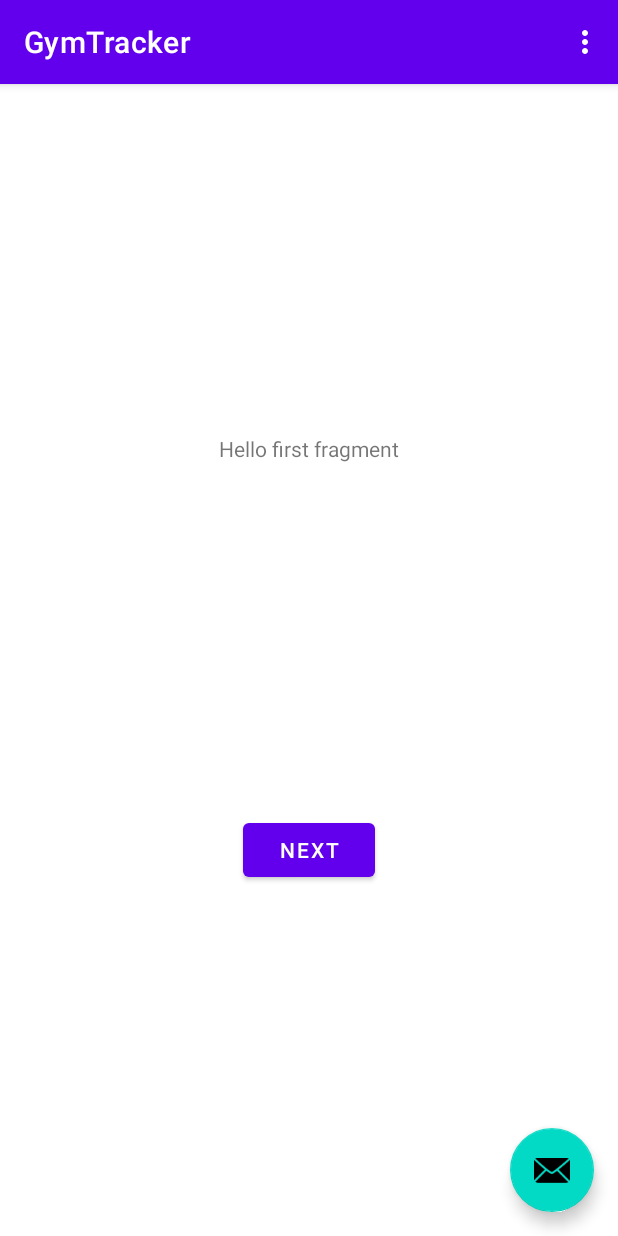
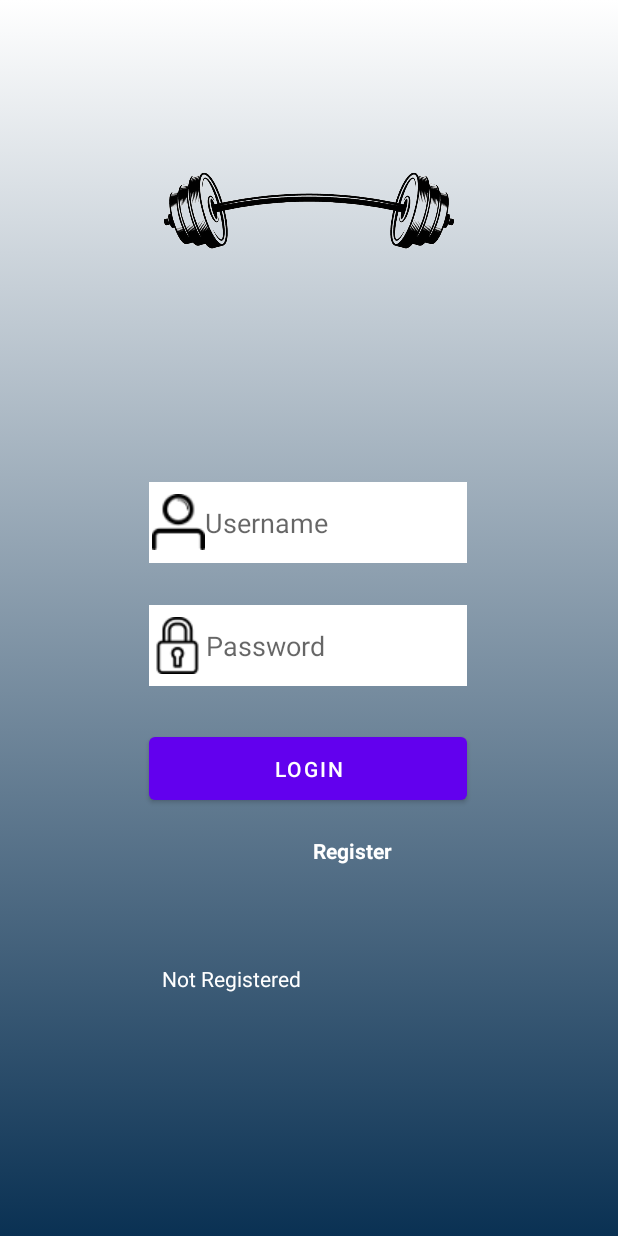
Before and after one commit to marcinRuta/gym-progress-mobile-app, an Android app: the screen it shows after launch (MainActivity before the commit, LoginActivity after it), on a phone screen of 412 x 824 dp. Run offline under Robolectric (Android 15) with nearby library versions, the phone set to English and light mode, and no system bars.

Commit message:
Made some changes, and created simple layout for application

```diff
--- a/MobileApp/app/build.gradle
+++ b/MobileApp/app/build.gradle
@@ -35,6 +35,10 @@ dependencies {
     implementation 'androidx.constraintlayout:constraintlayout:2.0.4'
     implementation 'androidx.navigation:navigation-fragment:2.3.3'
     implementation 'androidx.navigation:navigation-ui:2.3.3'
+    implementation 'com.google.code.gson:gson:2.8.7'
+    implementation 'com.squareup.retrofit2:retrofit:2.9.0'
+    implementation 'com.squareup.retrofit2:converter-gson:2.9.0'
+    implementation 'com.squareup.okhttp3:logging-interceptor:4.9.1'
     testImplementation 'junit:junit:4.+'
     androidTestImplementation 'androidx.test.ext:junit:1.1.2'
     androidTestImplementation 'androidx.test.espresso:espresso-core:3.3.0'
--- /dev/null
+++ b/MobileApp/app/src/main/java/com/example/gymtracker/APIClient.java
@@ -0,0 +1,38 @@
+package com.example.gymtracker;
+import com.google.gson.Gson;
+import com.google.gson.GsonBuilder;
+
+import okhttp3.OkHttpClient;
+
+import okhttp3.logging.HttpLoggingInterceptor;
+import retrofit2.Retrofit;
+import okhttp3.OkHttpClient;
+
+import retrofit2.converter.gson.GsonConverterFactory;
+
+public class APIClient {
+    private static Retrofit retrofit = null;
+    private static final String urlAddress= "https://accessmanager.azurewebsites.net";
+    static Retrofit getClient() {
+
+        Gson gson = new GsonBuilder()
+                .setLenient()
+                .create();
+        HttpLoggingInterceptor interceptor = new HttpLoggingInterceptor();
+        interceptor.setLevel(HttpLoggingInterceptor.Level.BODY);
+        OkHttpClient client = new OkHttpClient.Builder()
+                .addInterceptor(interceptor)
+                .build();
+
+        retrofit = new Retrofit.Builder()
+                .baseUrl(urlAddress)
+                .addConverterFactory(GsonConverterFactory.create(gson))
+                .client(client)
+                .build();
+
+
+
+        return retrofit;
+    }
+
+}
--- /dev/null
+++ b/MobileApp/app/src/main/java/com/example/gymtracker/APIInterface.java
@@ -0,0 +1,4 @@
+package com.example.gymtracker;
+
+public interface APIInterface {
+}
--- /dev/null
+++ b/MobileApp/app/src/main/java/com/example/gymtracker/LoginActivity.java
@@ -0,0 +1,118 @@
+package com.example.gymtracker;
+
+import android.content.Intent;
+import android.os.Bundle;
+import android.util.Log;
+import android.view.View;
+import android.widget.Button;
+import android.widget.EditText;
+import android.widget.TextView;
+import android.widget.Toast;
+import retrofit2.Call;
+import retrofit2.Callback;
+import retrofit2.Response;
+import androidx.appcompat.app.AppCompatActivity;
+
+
+
+public class LoginActivity extends AppCompatActivity {
+    EditText mTextUsername;
+    EditText mTextPassword;
+    Button mButtonLogin;
+    TextView mTextViewRegister;
+    String Tag ="loginActivity";
+    APIInterface apiInterface;
+
+
+    @Override
+    protected void onCreate(Bundle savedInstanceState) {
+        super.onCreate(savedInstanceState);
+        setContentView(R.layout.activity_login);
+        apiInterface = APIClient.getClient().create(APIInterface.class);
+        mTextUsername = (EditText)findViewById(R.id.edittext_username);
+        mTextPassword = (EditText)findViewById(R.id.edittext_password);
+        mButtonLogin = (Button)findViewById(R.id.button_login);
+        mButtonLogin.setOnClickListener(new View.OnClickListener() {
+            @Override
+            public void onClick(View v) {
+
+                String username = mTextUsername.getText().toString();
+                String password = mTextPassword.getText().toString();
+                //if(validateLogin(username, password)){
+
+                    /*doLogin(username, password);*/
+               // }
+
+
+
+                Intent homeIntent = new Intent (LoginActivity.this, MainActivity.class);
+                startActivity(homeIntent);
+
+
+            }
+        });
+        mTextViewRegister = (TextView)findViewById(R.id.textview_register);
+        mTextViewRegister.setOnClickListener (new View.OnClickListener() {
+            @Override
+            public void onClick(View view) {
+                Intent registerIntent = new Intent (LoginActivity.this, RegisterActivity.class);
+                startActivity(registerIntent);
+            }
+        });
+    }
+
+    private boolean validateLogin(String username, String password){
+        if(username == null || username.trim().length() == 0){
+            Toast.makeText(this, "Username is required", Toast.LENGTH_SHORT).show();
+
+            return false;
+
+        }
+        if(password == null || password.trim().length() == 0){
+            Toast.makeText(this, "Password is required", Toast.LENGTH_SHORT).show();
+
+            return false;
+        }
+
+        return true;
+    }
+
+    /*private void doLogin(final String username,final String password){
+        LogData log=new LogData(mEncryptor.encrypt(username),mEncryptor.encrypt(password));
+
+        Call call = apiInterface.logUser(log);
+
+        call.enqueue(new Callback() {
+            @Override
+            public void onResponse(Call call, Response response) {
+                Log.d(Tag,"zalogowano api");
+                if(response.isSuccessful()){
+                    LogResponse resObj = (LogResponse) response.body();
+                    Log.d(Tag,"zalogowano api");
+
+                    if(resObj.getResp().equals("Nie ma takiego użytownika!")){
+
+                        Toast.makeText(LoginActivity.this, "The username or password is incorrect", Toast.LENGTH_SHORT).show();
+
+                    } else {
+                        Log.d(Tag,"zalogowano api");
+                        Intent intent = new Intent(LoginActivity.this, HomeActivity.class);
+                        intent.putExtra("ID", resObj.getResp());
+                        intent.putExtra("username",log.Nazwa);
+                        intent.putExtra("password",log.Haslo);
+                        startActivity(intent);
+
+                    }
+                } else {
+                    Toast.makeText(LoginActivity.this, "Error! Please try again!", Toast.LENGTH_SHORT).show();
+                    Log.d(Tag,"zalogowano api");
+                }
+            }
+
+            @Override
+            public void onFailure(Call call, Throwable t) {
+                Toast.makeText(LoginActivity.this, t.getMessage(), Toast.LENGTH_SHORT).show();
+            }
+        });
+    }*/
+}
--- /dev/null
+++ b/MobileApp/app/src/main/res/drawable/gradient.xml
@@ -0,0 +1,9 @@
+<?xml version="1.0" encoding="utf-8"?>
+<selector xmlns:android="http://schemas.android.com/apk/res/android">
+    <item>
+        <shape android:shape="rectangle">
+            <gradient android:startColor="#FFFFFF"
+                android:endColor="#0A3153" android:angle="270"/>
+        </shape>
+    </item>
+</selector>
--- /dev/null
+++ b/MobileApp/app/src/main/res/layout/activity_login.xml
@@ -0,0 +1,95 @@
+<?xml version="1.0" encoding="utf-8"?>
+<androidx.constraintlayout.widget.ConstraintLayout xmlns:android="http://schemas.android.com/apk/res/android"
+    xmlns:app="http://schemas.android.com/apk/res-auto"
+    xmlns:tools="http://schemas.android.com/tools"
+    android:id="@+id/linearLayout"
+    android:layout_width="match_parent"
+    android:layout_height="match_parent"
+    android:background="@drawable/gradient"
+    android:gravity="center_horizontal"
+    android:orientation="vertical"
+    tools:context=".LoginActivity">
+
+
+    <ImageView
+        android:id="@+id/imageView"
+        android:layout_width="193dp"
+        android:layout_height="193dp"
+        android:layout_marginTop="48dp"
+        app:layout_constraintEnd_toEndOf="parent"
+        app:layout_constraintStart_toStartOf="parent"
+        app:layout_constraintTop_toTopOf="parent"
+        app:srcCompat="@drawable/logo" />
+
+    <EditText
+        android:id="@+id/edittext_username"
+        android:layout_width="212dp"
+        android:layout_height="54dp"
+        android:layout_marginTop="80dp"
+        android:background="#ffffff"
+        android:drawableLeft="@drawable/username"
+        android:hint="@string/username"
+        android:paddingLeft="2dp"
+        app:layout_constraintEnd_toEndOf="parent"
+        app:layout_constraintHorizontal_bias="0.497"
+        app:layout_constraintStart_toStartOf="parent"
+        app:layout_constraintTop_toBottomOf="@+id/imageView"
+        android:autofillHints="" />
+
+    <EditText
+        android:id="@+id/edittext_password"
+        android:layout_width="212dp"
+        android:layout_height="54dp"
+        android:layout_marginTop="28dp"
+        android:background="#ffffff"
+        android:drawableLeft="@drawable/password"
+        android:hint="@string/password"
+        android:inputType="textPassword"
+        app:layout_constraintEnd_toEndOf="parent"
+        app:layout_constraintHorizontal_bias="0.497"
+        app:layout_constraintStart_toStartOf="parent"
+        app:layout_constraintTop_toBottomOf="@+id/edittext_username" />
+
+    <Button
+        android:id="@+id/button_login"
+        android:layout_width="212dp"
+        android:layout_height="54dp"
+        android:layout_marginTop="28dp"
+        android:text="@string/login"
+        app:layout_constraintEnd_toEndOf="parent"
+        app:layout_constraintHorizontal_bias="0.497"
+        app:layout_constraintStart_toStartOf="parent"
+        app:layout_constraintTop_toBottomOf="@+id/edittext_password" />
+
+    <TextView
+
+        android:id="@+id/textView"
+        android:layout_width="118dp"
+        android:layout_height="33dp"
+        android:layout_marginStart="108dp"
+        android:layout_marginTop="52dp"
+        android:layout_marginBottom="148dp"
+        android:text="@string/not_registered"
+        android:textColor="#ffffff"
+        app:layout_constraintBottom_toBottomOf="parent"
+        app:layout_constraintStart_toStartOf="parent"
+        app:layout_constraintTop_toBottomOf="@+id/button_login"
+        app:layout_constraintVertical_bias="1.0" />
+
+    <TextView
+        android:id="@+id/textview_register"
+        android:layout_width="125dp"
+        android:layout_height="49dp"
+        android:layout_marginEnd="88dp"
+        android:layout_marginBottom="32dp"
+        android:paddingLeft="10dp"
+        android:text="@string/register"
+        android:textColor="#ffffff"
+        android:textStyle="bold"
+        app:layout_constraintBottom_toBottomOf="parent"
+        app:layout_constraintEnd_toEndOf="parent"
+        app:layout_constraintTop_toBottomOf="@+id/button_login"
+        app:layout_constraintVertical_bias="0.09" />
+
+
+</androidx.constraintlayout.widget.ConstraintLayout>
--- a/MobileApp/app/src/main/res/values/strings.xml
+++ b/MobileApp/app/src/main/res/values/strings.xml
@@ -6,7 +6,13 @@
     <string name="second_fragment_label">Second Fragment</string>
     <string name="next">Next</string>
     <string name="previous">Previous</string>
-
+    <string name="username">Username</string>
+    <string name="password">Password</string>
+    <string name="not_registered">Not Registered</string>
+    <string name="login">Login</string>
+    <string name="register">Register</string>
+    <string name="confirm_password">Confirm Password</string>
+    <string name="already_registered">Already Registered</string>
     <string name="hello_first_fragment">Hello first fragment</string>
     <string name="hello_second_fragment">Hello second fragment. Arg: %1$s</string>
 </resources>
```
Also changed, not shown: MobileApp/app/src/main/AndroidManifest.xml (+8 -1 lines), MobileApp/app/src/main/java/com/example/gymtracker/DTO/LogData.java (added, +12 -0 lines), MobileApp/app/src/main/java/com/example/gymtracker/DTO/ResponseData.java (added, +10 -0 lines), MobileApp/app/src/main/java/com/example/gymtracker/RegisterActivity.java (added, +128 -0 lines), MobileApp/app/src/main/res/layout/activity_register.xml (added, +100 -0 lines), MobileApp/app/src/main/res/drawable/logo.png (added), MobileApp/app/src/main/res/drawable/password.png (added), MobileApp/app/src/main/res/drawable/username.png (added), 2 other files.
